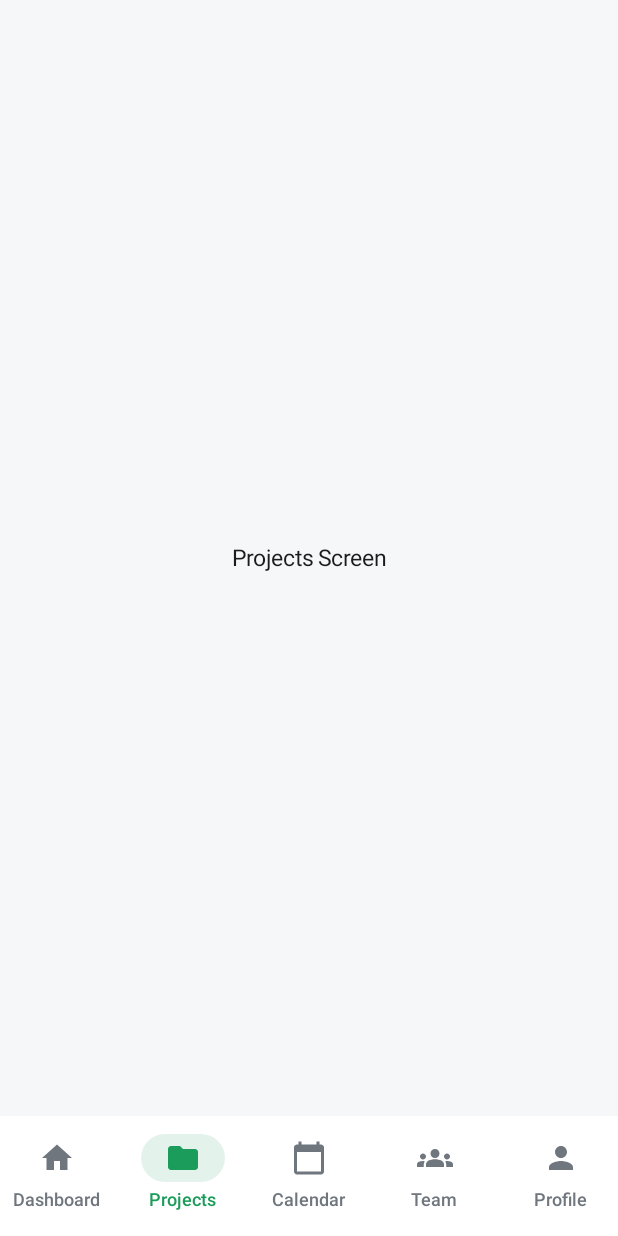
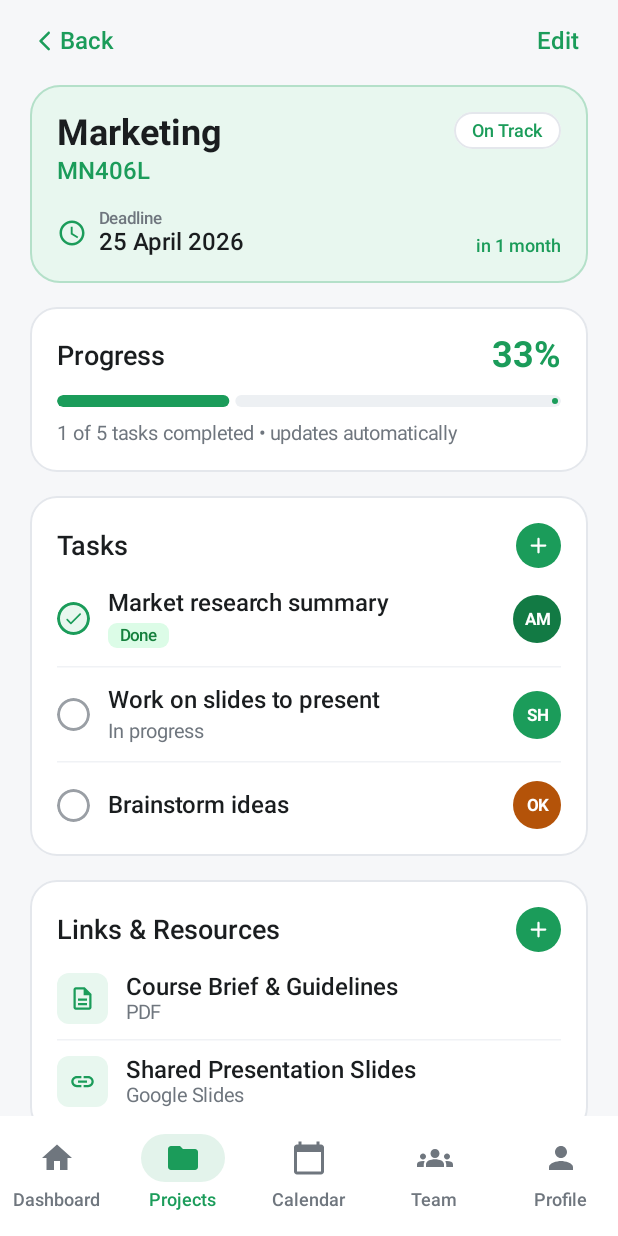
Before and after one commit to 3bs622006-droid/Team-mate, an Android app built with Jetpack Compose: the ProjectDetailsScreen screen opened through its navigation route, on a phone screen of 412 x 824 dp. Run offline under Robolectric (Android 15) with nearby library versions, the phone set to English and light mode, and no system bars.

Commit message:
Add ProjectDetailsScreen UI and clean up TeanScreen

```diff
--- a/app/src/main/java/com/example/teammate/ui/navigation/AppNavigation.kt
+++ b/app/src/main/java/com/example/teammate/ui/navigation/AppNavigation.kt
@@ -12,6 +12,7 @@ import androidx.compose.ui.graphics.vector.ImageVector
 import androidx.navigation.compose.*
 import com.example.teammate.ui.components.PlaceholderScreen
 import com.example.teammate.ui.dashboard.DashboardScreen
+import com.example.teammate.ui.projects.ProjectDetailsScreen
 import com.example.teammate.ui.theme.PrimaryGreen
 
 sealed class Screen(val route: String, val title: String, val icon: ImageVector) {
@@ -60,7 +61,7 @@ fun AppNavigation() {
             modifier = Modifier.padding(innerPadding)
         ) {
             composable(Screen.Dashboard.route) { DashboardScreen()}
-            composable(Screen.Projects.route) { PlaceholderScreen("Projects") }
+            composable(Screen.Projects.route) { ProjectDetailsScreen () }
             composable(Screen.Calendar.route) { PlaceholderScreen("Calendar") }
             composable(Screen.Team.route) { TeamScreen() }
             composable(Screen.Profile.route) { PlaceholderScreen("Profile") }
--- /dev/null
+++ b/app/src/main/java/com/example/teammate/ui/projects/ProjectDetailsComponents.kt
@@ -0,0 +1,461 @@
+package com.example.teammate.ui.projects
+
+import androidx.compose.foundation.BorderStroke
+import androidx.compose.foundation.background
+import androidx.compose.foundation.border
+import androidx.compose.foundation.clickable
+import androidx.compose.foundation.layout.*
+import androidx.compose.foundation.shape.CircleShape
+import androidx.compose.foundation.shape.RoundedCornerShape
+import androidx.compose.material.icons.Icons
+import androidx.compose.material.icons.automirrored.rounded.ArrowBackIos
+import androidx.compose.material.icons.outlined.Description
+import androidx.compose.material.icons.outlined.Link
+import androidx.compose.material.icons.outlined.Schedule
+import androidx.compose.material.icons.rounded.Add
+import androidx.compose.material.icons.rounded.Check
+import androidx.compose.material3.*
+import androidx.compose.runtime.Composable
+import androidx.compose.ui.Alignment
+import androidx.compose.ui.Modifier
+import androidx.compose.ui.draw.clip
+import androidx.compose.ui.graphics.Color
+import androidx.compose.ui.text.font.FontWeight
+import androidx.compose.ui.unit.dp
+import androidx.compose.ui.unit.sp
+import com.example.teammate.ui.theme.*
+
+data class ProjectTaskUiItem(
+    val title: String,
+    val subtitle: String? = null,
+    val isCompleted: Boolean,
+    val showStatusBadge: Boolean = false,
+    val assigneeInitials: String,
+    val assigneeBgColor: Color
+)
+
+data class ProjectResourceUiItem(
+    val title: String,
+    val typeLabel: String
+)
+
+@Composable
+fun ProjectDetailsTopBar(
+    onBackClick: () -> Unit,
+    onEditClick: () -> Unit
+) {
+    Row(
+        modifier = Modifier.fillMaxWidth(),
+        horizontalArrangement = Arrangement.SpaceBetween,
+        verticalAlignment = Alignment.CenterVertically
+    ) {
+        Row(
+            modifier = Modifier
+                .clip(RoundedCornerShape(8.dp))
+                .clickable { onBackClick() }
+                .padding(vertical = 4.dp, horizontal = 2.dp),
+            verticalAlignment = Alignment.CenterVertically
+        ) {
+            Icon(
+                imageVector = Icons.AutoMirrored.Rounded.ArrowBackIos,
+                contentDescription = "Back",
+                tint = PrimaryGreen,
+                modifier = Modifier.size(16.dp)
+            )
+            Spacer(modifier = Modifier.width(2.dp))
+            Text(
+                text = "Back",
+                style = MaterialTheme.typography.titleMedium.copy(fontWeight = FontWeight.SemiBold),
+                color = PrimaryGreen
+            )
+        }
+
+        Text(
+            text = "Edit",
+            style = MaterialTheme.typography.titleMedium.copy(fontWeight = FontWeight.SemiBold),
+            color = PrimaryGreen,
+            modifier = Modifier
+                .clip(RoundedCornerShape(8.dp))
+                .clickable { onEditClick() }
+                .padding(vertical = 4.dp, horizontal = 6.dp)
+        )
+    }
+}
+
+@Composable
+fun ProjectHeaderBanner(
+    title: String,
+    code: String,
+    statusText: String,
+    deadlineDate: String,
+    remainingText: String
+) {
+    Surface(
+        modifier = Modifier.fillMaxWidth(),
+        shape = RoundedCornerShape(20.dp),
+        color = LightGreenBg,
+        border = BorderStroke(1.dp, PrimaryGreen.copy(alpha = 0.25f))
+    ) {
+        Column(
+            modifier = Modifier.padding(18.dp)
+        ) {
+            Row(
+                modifier = Modifier.fillMaxWidth(),
+                horizontalArrangement = Arrangement.SpaceBetween,
+                verticalAlignment = Alignment.Top
+            ) {
+                Column {
+                    Text(
+                        text = title,
+                        style = MaterialTheme.typography.headlineMedium,
+                        color = TextPrimary
+                    )
+                    Spacer(modifier = Modifier.height(2.dp))
+                    Text(
+                        text = code,
+                        style = MaterialTheme.typography.titleMedium.copy(fontWeight = FontWeight.SemiBold),
+                        color = PrimaryGreen
+                    )
+                }
+
+                Surface(
+                    shape = CircleShape,
+                    color = CardWhite,
+                    border = BorderStroke(1.dp, BorderLight)
+                ) {
+                    Text(
+                        text = statusText,
+                        style = MaterialTheme.typography.labelMedium.copy(fontWeight = FontWeight.SemiBold),
+                        color = PrimaryGreen,
+                        modifier = Modifier.padding(horizontal = 12.dp, vertical = 5.dp)
+                    )
+                }
+            }
+
+            Spacer(modifier = Modifier.height(16.dp))
+
+            Row(
+                modifier = Modifier.fillMaxWidth(),
+                horizontalArrangement = Arrangement.SpaceBetween,
+                verticalAlignment = Alignment.Bottom
+            ) {
+                Row(verticalAlignment = Alignment.CenterVertically) {
+                    Icon(
+                        imageVector = Icons.Outlined.Schedule,
+                        contentDescription = null,
+                        tint = PrimaryGreen,
+                        modifier = Modifier.size(20.dp)
+                    )
+                    Spacer(modifier = Modifier.width(8.dp))
+                    Column {
+                        Text(
+                            text = "Deadline",
+                            style = MaterialTheme.typography.labelSmall,
+                            color = TextSecondary
+                        )
+                        Text(
+                            text = deadlineDate,
+                            style = MaterialTheme.typography.titleMedium.copy(fontWeight = FontWeight.SemiBold),
+                            color = TextPrimary
+                        )
+                    }
+                }
+
+                Text(
+                    text = remainingText,
+                    style = MaterialTheme.typography.labelMedium.copy(fontWeight = FontWeight.SemiBold),
+                    color = PrimaryGreen
+                )
+            }
+        }
+    }
+}
+
+@Composable
+fun ProjectProgressCard(
+    percentage: Int,
+    progress: Float,
+    summaryText: String
+) {
+    Surface(
+        modifier = Modifier.fillMaxWidth(),
+        shape = RoundedCornerShape(18.dp),
+        color = CardWhite,
+        border = BorderStroke(1.dp, BorderLight)
+    ) {
+        Column(
+            modifier = Modifier.padding(18.dp)
+        ) {
+            Row(
+                modifier = Modifier.fillMaxWidth(),
+                horizontalArrangement = Arrangement.SpaceBetween,
+                verticalAlignment = Alignment.CenterVertically
+            ) {
+                Text(
+                    text = "Progress",
+                    style = MaterialTheme.typography.titleLarge,
+                    color = TextPrimary
+                )
+                Text(
+                    text = "$percentage%",
+                    fontSize = 24.sp,
+                    fontWeight = FontWeight.Bold,
+                    color = PrimaryGreen
+                )
+            }
+
+            Spacer(modifier = Modifier.height(12.dp))
+
+            LinearProgressIndicator(
+                progress = { progress },
+                modifier = Modifier
+                    .fillMaxWidth()
+                    .height(8.dp)
+                    .clip(CircleShape),
+                color = PrimaryGreen,
+                trackColor = SurfaceVariantLight
+            )
+
+            Spacer(modifier = Modifier.height(10.dp))
+
+            Text(
+                text = summaryText,
+                style = MaterialTheme.typography.bodyMedium,
+                color = TextSecondary
+            )
+        }
+    }
+}
+
+@Composable
+fun ProjectTasksCard(
+    tasks: List<ProjectTaskUiItem>,
+    onAddTaskClick: () -> Unit = {}
+) {
+    Surface(
+        modifier = Modifier.fillMaxWidth(),
+        shape = RoundedCornerShape(18.dp),
+        color = CardWhite,
+        border = BorderStroke(1.dp, BorderLight)
+    ) {
+        Column(
+            modifier = Modifier.padding(18.dp)
+        ) {
+            Row(
+                modifier = Modifier.fillMaxWidth(),
+                horizontalArrangement = Arrangement.SpaceBetween,
+                verticalAlignment = Alignment.CenterVertically
+            ) {
+                Text(
+                    text = "Tasks",
+                    style = MaterialTheme.typography.titleLarge,
+                    color = TextPrimary
+                )
+
+                Box(
+                    modifier = Modifier
+                        .size(30.dp)
+                        .clip(CircleShape)
+                        .background(PrimaryGreen)
+                        .clickable { onAddTaskClick() },
+                    contentAlignment = Alignment.Center
+                ) {
+                    Icon(
+                        imageVector = Icons.Rounded.Add,
+                        contentDescription = "Add Task",
+                        tint = TextOnPrimary,
+                        modifier = Modifier.size(18.dp)
+                    )
+                }
+            }
+
+            Spacer(modifier = Modifier.height(14.dp))
+
+            tasks.forEachIndexed { index, task ->
+                ProjectTaskRow(task = task)
+                if (index < tasks.lastIndex) {
+                    HorizontalDivider(
+                        modifier = Modifier.padding(vertical = 12.dp),
+                        thickness = 1.dp,
+                        color = DividerGray
+                    )
+                }
+            }
+        }
+    }
+}
+
+@Composable
+private fun ProjectTaskRow(
+    task: ProjectTaskUiItem
+) {
+    Row(
+        modifier = Modifier.fillMaxWidth(),
+        verticalAlignment = Alignment.CenterVertically
+    ) {
+        Box(
+            modifier = Modifier
+                .size(22.dp)
+                .clip(CircleShape)
+                .background(if (task.isCompleted) LightGreenBg else Color.Transparent)
+                .border(
+                    width = 1.5.dp,
+                    color = if (task.isCompleted) PrimaryGreen else TextHint,
+                    shape = CircleShape
+                ),
+            contentAlignment = Alignment.Center
+        ) {
+            if (task.isCompleted) {
+                Icon(
+                    imageVector = Icons.Rounded.Check,
+                    contentDescription = null,
+                    tint = PrimaryGreen,
+                    modifier = Modifier.size(14.dp)
+                )
+            }
+        }
+
+        Spacer(modifier = Modifier.width(12.dp))
+
+        Column(
+            modifier = Modifier.weight(1f)
+        ) {
+            Text(
+                text = task.title,
+                style = MaterialTheme.typography.titleMedium,
+                color = TextPrimary
+            )
+
+            if (task.subtitle != null) {
+                Spacer(modifier = Modifier.height(4.dp))
+                if (task.showStatusBadge) {
+                    Surface(
+                        shape = RoundedCornerShape(6.dp),
+                        color = StatusSuccessBg
+                    ) {
+                        Text(
+                            text = task.subtitle,
+                            style = MaterialTheme.typography.labelSmall.copy(fontWeight = FontWeight.SemiBold),
+                            color = StatusSuccessText,
+                            modifier = Modifier.padding(horizontal = 8.dp, vertical = 2.dp)
+                        )
+                    }
+                } else {
+                    Text(
+                        text = task.subtitle,
+                        style = MaterialTheme.typography.bodyMedium,
+                        color = TextSecondary
+                    )
+                }
+            }
+        }
+
+        Spacer(modifier = Modifier.width(8.dp))
+
+        Box(
+            modifier = Modifier
+                .size(32.dp)
+                .clip(CircleShape)
+                .background(task.assigneeBgColor),
+            contentAlignment = Alignment.Center
+        ) {
+            Text(
+                text = task.assigneeInitials,
+                style = MaterialTheme.typography.labelSmall.copy(fontWeight = FontWeight.Bold),
+                color = TextOnPrimary
+            )
+        }
+    }
+}
+
+@Composable
+fun ProjectResourcesCard(
+    resources: List<ProjectResourceUiItem>,
+    onAddResourceClick: () -> Unit = {}
+) {
+    Surface(
+        modifier = Modifier.fillMaxWidth(),
+        shape = RoundedCornerShape(18.dp),
+        color = CardWhite,
+        border = BorderStroke(1.dp, BorderLight)
+    ) {
+        Column(
+            modifier = Modifier.padding(18.dp)
+        ) {
+            Row(
+                modifier = Modifier.fillMaxWidth(),
+                horizontalArrangement = Arrangement.SpaceBetween,
+                verticalAlignment = Alignment.CenterVertically
+            ) {
+                Text(
+                    text = "Links & Resources",
+                    style = MaterialTheme.typography.titleLarge,
+                    color = TextPrimary
+                )
+
+                Box(
+                    modifier = Modifier
+                        .size(30.dp)
+                        .clip(CircleShape)
+                        .background(PrimaryGreen)
+                        .clickable { onAddResourceClick() },
+                    contentAlignment = Alignment.Center
+                ) {
+                    Icon(
+                        imageVector = Icons.Rounded.Add,
+                        contentDescription = "Add Resource",
+                        tint = TextOnPrimary,
+                        modifier = Modifier.size(18.dp)
+                    )
+                }
+            }
+
+            Spacer(modifier = Modifier.height(14.dp))
+
+            resources.forEachIndexed { index, resource ->
+                Row(
+                    modifier = Modifier.fillMaxWidth(),
+                    verticalAlignment = Alignment.CenterVertically
+                ) {
+                    Box(
+                        modifier = Modifier
+                            .size(34.dp)
+                            .clip(RoundedCornerShape(8.dp))
+                            .background(LightGreenBg),
+                        contentAlignment = Alignment.Center
+                    ) {
+                        Icon(
+                            imageVector = if (resource.typeLabel == "PDF") Icons.Outlined.Description else Icons.Outlined.Link,
+                            contentDescription = null,
+                            tint = PrimaryGreen,
+                            modifier = Modifier.size(18.dp)
+                        )
+                    }
+
+                    Spacer(modifier = Modifier.width(12.dp))
+
+                    Column(modifier = Modifier.weight(1f)) {
+                        Text(
+                            text = resource.title,
+                            style = MaterialTheme.typography.titleMedium,
+                            color = TextPrimary
+                        )
+                        Text(
+                            text = resource.typeLabel,
+                            style = MaterialTheme.typography.bodyMedium,
+                            color = TextSecondary
+                        )
+                    }
+                }
+
+                if (index < resources.lastIndex) {
+                    HorizontalDivider(
+                        modifier = Modifier.padding(vertical = 10.dp),
+                        thickness = 1.dp,
+                        color = DividerGray
+                    )
+                }
+            }
+        }
+    }
+}
--- /dev/null
+++ b/app/src/main/java/com/example/teammate/ui/projects/ProjectDetailsScreen.kt
@@ -0,0 +1,103 @@
+package com.example.teammate.ui.projects
+
+import androidx.compose.foundation.background
+import androidx.compose.foundation.layout.*
+import androidx.compose.foundation.lazy.LazyColumn
+import androidx.compose.runtime.Composable
+import androidx.compose.ui.Modifier
+import androidx.compose.ui.unit.dp
+import com.example.teammate.ui.theme.*
+
+@Composable
+fun ProjectDetailsScreen(
+    onBackClick: () -> Unit = {},
+    onEditClick: () -> Unit = {}
+) {
+    val sampleTasks = listOf(
+        ProjectTaskUiItem(
+            title = "Market research summary",
+            subtitle = "Done",
+            isCompleted = true,
+            showStatusBadge = true,
+            assigneeInitials = "AM",
+            assigneeBgColor = DarkGreen
+        ),
+        ProjectTaskUiItem(
+            title = "Work on slides to present",
+            subtitle = "In progress",
+            isCompleted = false,
+            showStatusBadge = false,
+            assigneeInitials = "SH",
+            assigneeBgColor = PrimaryGreen
+        ),
+        ProjectTaskUiItem(
+            title = "Brainstorm ideas",
+            subtitle = null,
+            isCompleted = false,
+            showStatusBadge = false,
+            assigneeInitials = "OK",
+            assigneeBgColor = StatusWarningText
+        )
+    )
+
+    val sampleResources = listOf(
+        ProjectResourceUiItem(
+            title = "Course Brief & Guidelines",
+            typeLabel = "PDF"
+        ),
+        ProjectResourceUiItem(
+            title = "Shared Presentation Slides",
+            typeLabel = "Google Slides"
+        )
+    )
+
+    LazyColumn(
+        modifier = Modifier
+            .fillMaxSize()
+            .background(BackgroundGray),
+        contentPadding = PaddingValues(
+            start = 20.dp,
+            end = 20.dp,
+            top = 14.dp,
+            bottom = 24.dp
+        ),
+        verticalArrangement = Arrangement.spacedBy(16.dp)
+    ) {
+        item {
+            ProjectDetailsTopBar(
+                onBackClick = onBackClick,
+                onEditClick = onEditClick
+            )
+        }
+
+        item {
+            ProjectHeaderBanner(
+                title = "Marketing",
+                code = "MN406L",
+                statusText = "On Track",
+                deadlineDate = "25 April 2026",
+                remainingText = "in 1 month"
+            )
+        }
+
+        item {
+            ProjectProgressCard(
+                percentage = 33,
+                progress = 0.33f,
+                summaryText = "1 of 5 tasks completed • updates automatically"
+            )
+        }
+
+        item {
+            ProjectTasksCard(
+                tasks = sampleTasks
+            )
+        }
+
+        item {
+            ProjectResourcesCard(
+                resources = sampleResources
+            )
+        }
+    }
+}
--- a/app/src/main/java/com/example/teammate/ui/projects/ProjectScreen.kt
+++ /dev/null
@@ -1 +0,0 @@
-package com.example.teammate.ui.projects
--- a/app/src/main/java/com/example/teammate/ui/team/TeanScreen.kt
+++ /dev/null
@@ -1 +0,0 @@
-package com.example.teammate.ui.team
```
